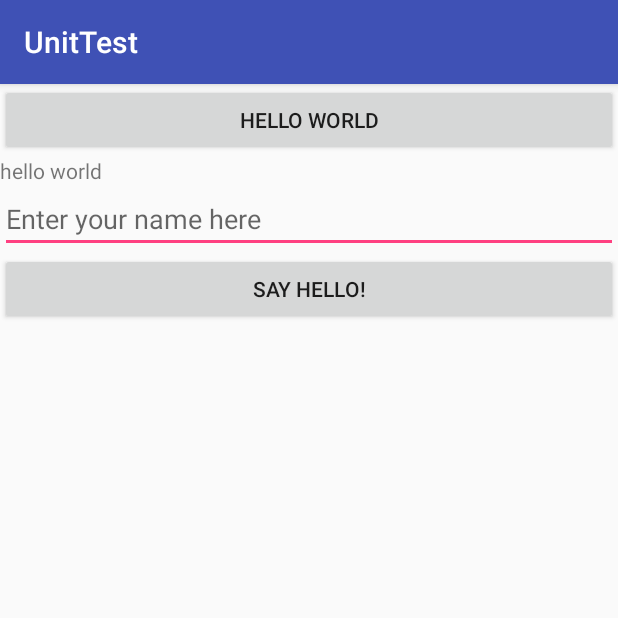
After one commit to ymangu163/UnitTest, an Android app: the InstrumentationActivity screen opened directly, with no data from a screen before it, on a phone screen of 412 x 824 dp, the top half of it. The commit adds this screen. Run offline under Robolectric (Android 15) with nearby library versions, the phone set to English and light mode, and no system bars.

Commit message:
instrumentation test

```diff
--- a/app/build.gradle
+++ b/app/build.gradle
@@ -25,10 +25,14 @@ dependencies {
     androidTestCompile('com.android.support.test.espresso:espresso-core:2.2.2', {
         exclude group: 'com.android.support', module: 'support-annotations'
     })
-    compile 'com.android.support:appcompat-v7:25.3.1'
     compile 'com.android.support.constraint:constraint-layout:1.0.2'
     compile project(":libCommon")
     testCompile 'junit:junit:4.12'
+
+    androidTestCompile 'com.android.support.test:runner:0.5'
+    androidTestCompile 'com.android.support.test:rules:0.5'
+    androidTestCompile 'com.android.support.test.espresso:espresso-core:2.2.2'
+
 }
 
 
--- a/app/src/main/java/com/ymangu/unit/MainActivity.java
+++ b/app/src/main/java/com/ymangu/unit/MainActivity.java
@@ -3,6 +3,7 @@ package com.ymangu.unit;
 import android.content.Intent;
 
 import com.common.activity.RecycleActivity;
+import com.ymangu.unit.section1.activity.InstrumentationActivity;
 
 import java.util.Arrays;
 
@@ -15,7 +16,7 @@ public class MainActivity extends RecycleActivity {
 //                intent = new Intent(this, FacebookActivity.class);
                 break;
             case 1:
-//                intent = new Intent(this, EncloseActivity.class);
+                intent = new Intent(this, InstrumentationActivity.class);
                 break;
             case 2:
 //                intent = new Intent(this, CustomActivity.class);
--- /dev/null
+++ b/app/src/main/java/com/ymangu/unit/section1/activity/InstrumentationActivity.java
@@ -0,0 +1,42 @@
+package com.ymangu.unit.section1.activity;
+
+import android.os.Bundle;
+import android.support.v7.app.AppCompatActivity;
+import android.view.View;
+import android.widget.Button;
+import android.widget.EditText;
+import android.widget.TextView;
+
+import com.ymangu.unit.R;
+
+/**
+ * Created by gao on 2017/10/3.
+ */
+
+public class InstrumentationActivity extends AppCompatActivity {
+
+    @Override
+    protected void onCreate(Bundle savedInstanceState) {
+        super.onCreate(savedInstanceState);
+        setContentView(R.layout.activity_instrumentation);
+
+        final TextView infoTextView = (TextView) findViewById(R.id.info_text_view);
+        final Button clickMeButton = (Button) findViewById(R.id.launch_next_activity_button);
+        clickMeButton.setOnClickListener(new View.OnClickListener() {
+            @Override
+            public void onClick(View v) {
+                infoTextView.setVisibility(View.VISIBLE);
+                infoTextView.setText(getString(R.string.info_text));
+            }
+        });
+    }
+
+    public void sayHello(View view) {
+        TextView textView = (TextView) findViewById(R.id.textView);
+        EditText editText = (EditText) findViewById(R.id.editText);
+        textView.setText("Hello, " + editText.getText().toString() + "!");
+    }
+
+
+
+}
--- /dev/null
+++ b/app/src/main/res/layout/activity_instrumentation.xml
@@ -0,0 +1,53 @@
+<!--
+  Copyright (C) 2013 The Android Open Source Project
+
+  Licensed under the Apache License, Version 2.0 (the "License");
+  you may not use this file except in compliance with the License.
+  You may obtain a copy of the License at
+
+       http://www.apache.org/licenses/LICENSE-2.0
+
+  Unless required by applicable law or agreed to in writing, software
+  distributed under the License is distributed on an "AS IS" BASIS,
+  WITHOUT WARRANTIES OR CONDITIONS OF ANY KIND, either express or implied.
+  See the License for the specific language governing permissions and
+  limitations under the License.
+  -->
+<LinearLayout xmlns:android="http://schemas.android.com/apk/res/android"
+    android:layout_width="match_parent"
+    android:layout_height="match_parent"
+    android:orientation="vertical">
+
+    <Button
+        android:id="@+id/launch_next_activity_button"
+        android:layout_width="match_parent"
+        android:layout_height="wrap_content"
+        android:text="@string/label_click_me" />
+
+    <TextView
+        android:id="@+id/info_text_view"
+        android:layout_width="match_parent"
+        android:layout_height="wrap_content"
+        android:visibility="gone" />
+
+    <TextView
+        android:id="@+id/textView"
+        android:layout_width="wrap_content"
+        android:layout_height="wrap_content"
+        android:text="@string/label_click_me" />
+
+    <EditText
+        android:id="@+id/editText"
+        android:layout_width="match_parent"
+        android:layout_height="wrap_content"
+        android:layout_below="@+id/textView"
+        android:hint="Enter your name here" />
+
+    <Button
+        android:layout_width="match_parent"
+        android:layout_height="wrap_content"
+        android:layout_below="@+id/editText"
+        android:onClick="sayHello"
+        android:text="Say hello!" />
+
+</LinearLayout>
--- a/build.gradle
+++ b/build.gradle
@@ -29,5 +29,5 @@ ext {
     minSdkVersion = 15
     targetSdkVersion = 22
     facebookLibVersion = '4.23.0'
-    supportLibVersion = "25.3.1"
+    supportLibVersion = "23.1.1"
 }
```
Also changed, not shown: app/src/main/AndroidManifest.xml (+8 -1 lines), app/src/main/java/com/ymangu/unit/section1/engine/Calculator.java (added, +24 -0 lines), app/src/main/res/values/strings.xml (+16 -2 lines), 2 other files.
